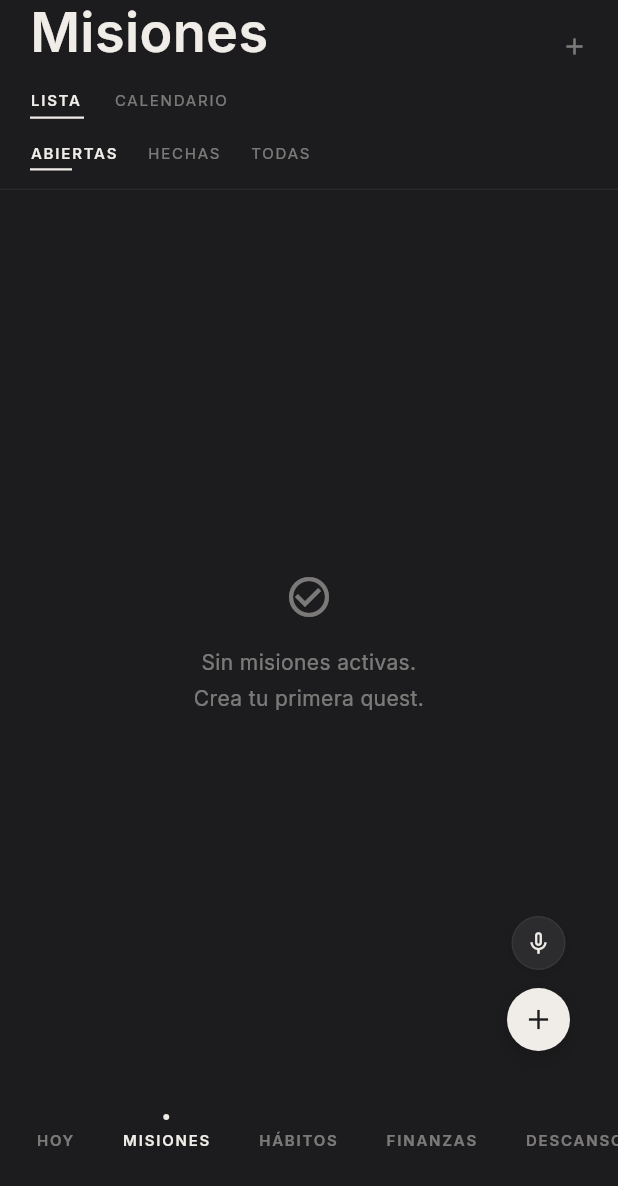
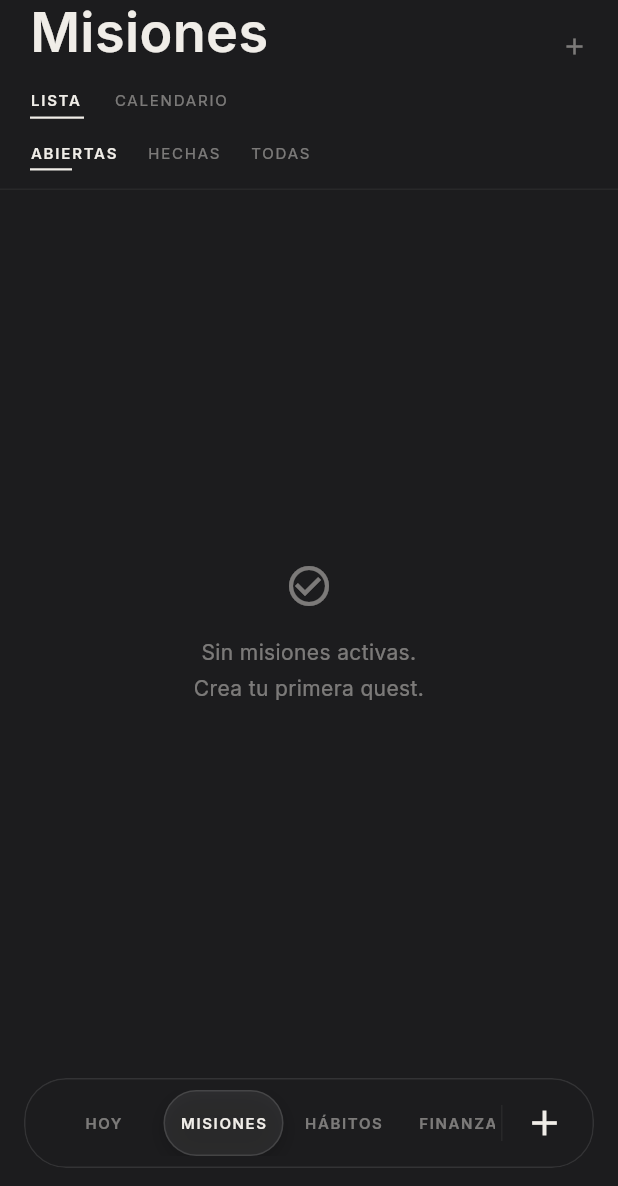
Before and after one commit to EzequielMenor/HeroOS, a Flutter app: the screen it shows after launch, after a tap on "Iniciar Sesión", after a tap on "¿No tienes cuenta? Regístrate", after a tap on "MISIONES", on a phone screen of 412 x 824 dp, the part 50-1236 px from its top. Run offline on Flutter 3.47's test engine with Material 3 defaults, Android fonts, the phone set to English and light mode, and no system bars; our stand-ins replace fl_chart, go_router, google_fonts, image_picker, shared_preferences, supabase_flutter and 2 more; accounts and stored records are empty; network calls fail.

Commit message:
feat: integrate PageView and floating liquid glass navbar in DashboardScreen

```diff
--- a/lib/presentation/screens/dashboard_screen.dart
+++ b/lib/presentation/screens/dashboard_screen.dart
@@ -13,12 +13,14 @@ import '../viewmodels/profile_viewmodel.dart';
 import '../viewmodels/quick_capture_viewmodel.dart';
 
 import '../widgets/quick_capture_input.dart'; // QuickCaptureButtons
+import '../widgets/liquid_glass_indicator.dart';
 import 'habits_screen.dart';
 import 'tasks_screen.dart';
 import 'finance_screen.dart';
 import 'sleep_screen.dart';
 import 'profile_screen.dart';
 import 'notes_screen.dart';
+import 'global_add_screen.dart';
 
 /// Dashboard con BottomNavigationBar (6 tabs).
 /// Zen OS pivot: Today Overview + Notes module + Quick Capture.
@@ -32,16 +34,27 @@ class DashboardScreen extends StatefulWidget {
 class _DashboardScreenState extends State<DashboardScreen> {
   int _currentIndex = 0;
   late final QuickCaptureViewModel _qcVm;
+  late final PageController _pageController;
+  late final ValueNotifier<double> _pageOffsetNotifier;
 
   @override
   void initState() {
     super.initState();
     _qcVm = QuickCaptureViewModel();
+    _pageController = PageController(initialPage: _currentIndex);
+    _pageOffsetNotifier = ValueNotifier<double>(_currentIndex.toDouble());
+    _pageController.addListener(_onPageScroll);
     // Defer to post-frame so Provider tree is ready.
     WidgetsBinding.instance.addPostFrameCallback((_) {
       if (!mounted) return;
       _loadData();
     });
+  }
+
+  void _onPageScroll() {
+    if (_pageController.hasClients) {
+      _pageOffsetNotifier.value = _pageController.page ?? 0.0;
+    }
   }
 
   void _loadData() {
@@ -53,6 +66,9 @@ class _DashboardScreenState extends State<DashboardScreen> {
 
   @override
   void dispose() {
+    _pageController.removeListener(_onPageScroll);
+    _pageController.dispose();
+    _pageOffsetNotifier.dispose();
     _qcVm.dispose();
     super.dispose();
   }
@@ -81,10 +97,16 @@ class _DashboardScreenState extends State<DashboardScreen> {
   }
 
   Widget _buildMobileLayout() {
+    const double tabWidth = 80.0;
+    const double navHeight = 44.0;
     return Scaffold(
       extendBody: true,
-      body: IndexedStack(
-        index: _currentIndex,
+      body: PageView(
+        controller: _pageController,
+        physics: const BouncingScrollPhysics(),
+        onPageChanged: (index) {
+          setState(() => _currentIndex = index);
+        },
         children: [
           _TodayOverview(),
           TasksScreen(),
@@ -95,51 +117,74 @@ class _DashboardScreenState extends State<DashboardScreen> {
           ProfileScreen(),
         ],
       ),
-      bottomNavigationBar: ClipRect(
+      bottomNavigationBar: SafeArea(
+        child: Padding(
+          padding: const EdgeInsets.fromLTRB(16, 0, 16, 12),
+          child: ClipRRect(
+            borderRadius: BorderRadius.circular(28),
             child: BackdropFilter(
-          filter: ImageFilter.blur(sigmaX: 10, sigmaY: 10),
+              filter: ImageFilter.blur(sigmaX: 15, sigmaY: 15),
               child: Container(
+                height: 60,
                 decoration: BoxDecoration(
-              color: AppColors.scaffold.withValues(alpha: 0.85),
+                  color: AppColors.scaffold.withValues(alpha: 0.75),
+                  borderRadius: BorderRadius.circular(28),
+                  border: Border.all(
+                    color: Colors.white.withValues(alpha: 0.1),
                   ),
-        padding: EdgeInsets.only(
-          top: 10,
-          bottom: MediaQuery.of(context).padding.bottom > 0
-              ? MediaQuery.of(context).padding.bottom
-              : 24,
                 ),
+                child: Row(
+                  children: [
+                    Expanded(
                       child: SingleChildScrollView(
                         scrollDirection: Axis.horizontal,
-          physics: BouncingScrollPhysics(),
-          padding: EdgeInsets.symmetric(horizontal: 8),
-          child: Row(
+                        physics: const BouncingScrollPhysics(),
+                        padding: const EdgeInsets.symmetric(horizontal: 12),
+                        child: SizedBox(
+                          height: navHeight,
+                          width: _tabs.length * tabWidth,
+                          child: Stack(
+                            alignment: Alignment.centerLeft,
+                            children: [
+                              // Liquid Indicator driven by PageNotifier
+                              ValueListenableBuilder<double>(
+                                valueListenable: _pageOffsetNotifier,
+                                builder: (context, offset, child) {
+                                  return LiquidGlassIndicator(
+                                    pageOffset: offset,
+                                    tabWidth: tabWidth,
+                                    height: navHeight,
+                                  );
+                                },
+                              ),
+                              // Tab labels/icons
+                              Row(
                                 children: List.generate(_tabs.length, (index) {
                                   final isSelected = _currentIndex == index;
                                   final tab = _tabs[index];
                                   return GestureDetector(
-                onTap: () => _onTabTapped(index),
+                                    onTap: () {
+                                      _pageController.animateToPage(
+                                        index,
+                                        duration: const Duration(milliseconds: 350),
+                                        curve: Curves.easeInOutCubic,
+                                      );
+                                    },
                                     behavior: HitTestBehavior.opaque,
-                child: Padding(
-                  padding: EdgeInsets.symmetric(horizontal: 16.0),
+                                    child: SizedBox(
+                                      width: tabWidth,
                                       child: Column(
-                    mainAxisSize: MainAxisSize.min,
+                                        mainAxisAlignment: MainAxisAlignment.center,
                                         children: [
-                      Container(
-                        width: 4,
-                        height: 4,
-                        decoration: BoxDecoration(
-                          color: isSelected ? AppColors.textPrimary : Colors.transparent,
-                          shape: BoxShape.circle,
-                        ),
-                      ),
-                      SizedBox(height: 6),
                                           Text(
                                             tab.label.toUpperCase(),
                                             style: TextStyle(
                                               fontSize: 10,
                                               fontWeight: FontWeight.w600,
-                          letterSpacing: 1.2,
-                          color: isSelected ? AppColors.textPrimary : AppColors.textSecondary,
+                                              letterSpacing: 1.1,
+                                              color: isSelected
+                                                  ? AppColors.textPrimary
+                                                  : AppColors.textSecondary,
                                             ),
                                           ),
                                         ],
@@ -148,9 +193,31 @@ class _DashboardScreenState extends State<DashboardScreen> {
                                   );
                                 }),
                               ),
+                            ],
                           ),
-      ))),
-      floatingActionButton: _buildQuickCapture(),
+                        ),
+                      ),
+                    ),
+                    Container(
+                      width: 1,
+                      height: 24,
+                      color: AppColors.divider,
+                      margin: const EdgeInsets.symmetric(horizontal: 4),
+                    ),
+                    IconButton(
+                      icon: const Icon(Icons.add, color: AppColors.textPrimary, size: 28),
+                      padding: EdgeInsets.zero,
+                      constraints: const BoxConstraints(minWidth: 40, minHeight: 40),
+                      onPressed: () => showGlobalAdd(context),
+                    ),
+                    const SizedBox(width: 8),
+                  ],
+                ),
+              ),
+            ),
+          ),
+        ),
+      ),
     );
   }
 
```
Lines whose indentation alone changed are shown as unchanged.
